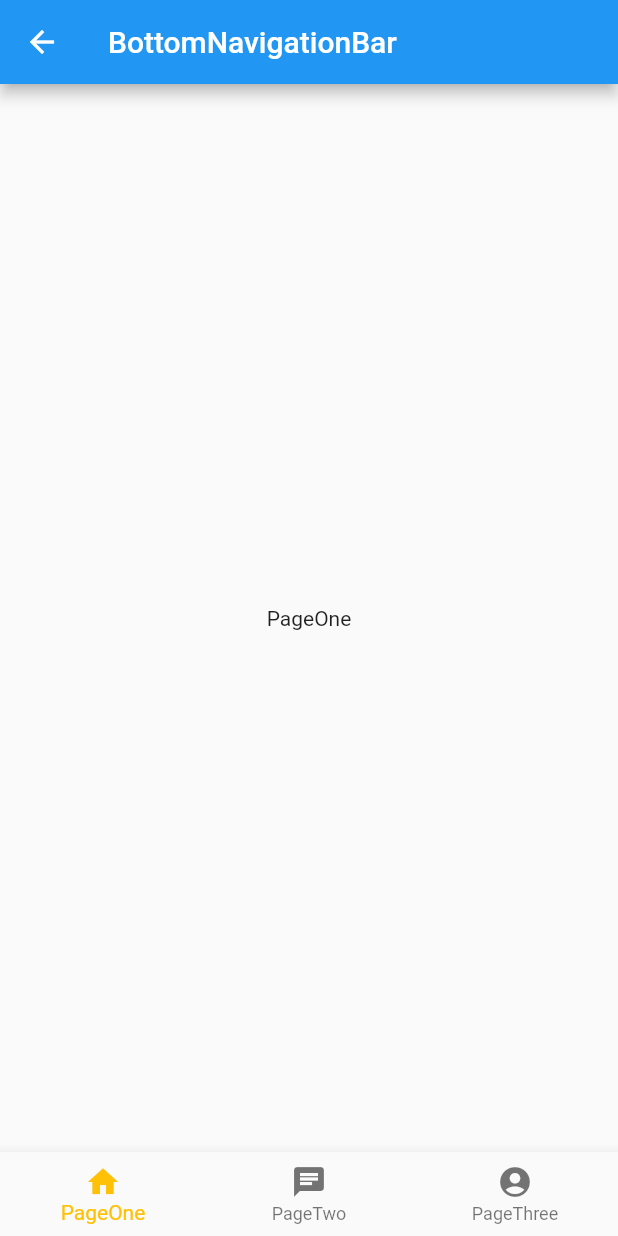
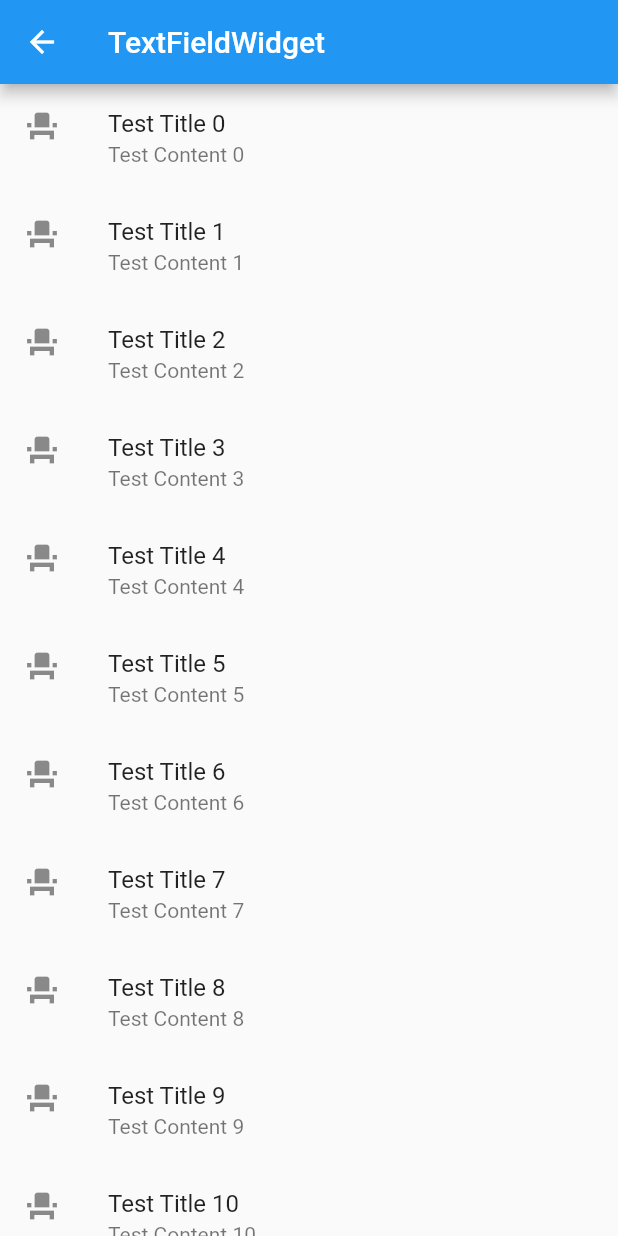
Before and after one commit to katelin013/flutter-practice, a Flutter app: the screen it shows after launch, after a tap on "Widget", on a phone screen of 412 x 824 dp. Run offline on Flutter 3.47's test engine with Material 2 defaults, Android fonts, the phone set to English and light mode, and no system bars; our stand-ins replace toast.

Commit message:
add_widget_example

```diff
--- a/lib/main.dart
+++ b/lib/main.dart
@@ -24,7 +24,7 @@ class MyApp extends StatelessWidget {
 class ItemSelectWidget extends StatelessWidget{
   @override
   Widget build(BuildContext context) {
-    final functions = [BottomNavigationBarWidget(), AlertPage(), SnackBarWidget(), SwitchPage(), TextFieldWidget(), ImageWidget(), ButtonWidget(), RowWidget(), ContainerWidget()];
+    final functions = [ ListViewWidget(), WidgetStack(), DrawerWidget(), TabBarWidget(), BottomNavigationBarWidget(), AlertPage(), SnackBarWidget(), SwitchPage(), TextFieldWidget(), ImageWidget(), ButtonWidget(), RowWidget(), ContainerWidget()];
     return Column(
       crossAxisAlignment: CrossAxisAlignment.start,
       children: List.generate(functions.length, (index) {
--- a/lib/widget/widget.dart
+++ b/lib/widget/widget.dart
@@ -7,3 +7,7 @@ export 'widget_image.dart';
 export 'widget_button.dart';
 export 'widget_row.dart';
 export 'widget_container.dart';
+export 'widget_tab_bar.dart';
+export 'widget_drawer.dart';
+export 'widget_stack.dart';
+export 'widget_listview.dart';
--- /dev/null
+++ b/lib/widget/widget_listview.dart
@@ -0,0 +1,37 @@
+import 'package:flutter/material.dart';
+
+class ListViewWidget extends StatelessWidget{
+    final List<Items> listItems = new List<Items>.generate(100, (i){
+        return Items(
+            name: 'Test Title $i',
+            content: 'Test Content $i',
+        );
+    });
+    @override
+    Widget build(BuildContext context) {
+        return new Scaffold(
+            appBar: AppBar(
+            title: Text('TextFieldWidget'),
+            ),
+            body: Center(
+                child: ListView.builder(
+                    itemCount: listItems.length,
+                    itemBuilder: (context, index) {
+                        return ListTile(
+                            leading: Icon(Icons.event_seat),
+                            title: Text('${listItems[index].name}'),
+                            subtitle: Text('${listItems[index].content}'),
+                        );
+                    }
+                ),
+            )
+        );
+    }
+}
+
+class Items {
+    final String name;
+    final String content;
+
+    Items({this.name, this.content});
+}
--- /dev/null
+++ b/lib/widget/widget_tab_bar.dart
@@ -0,0 +1,32 @@
+import 'package:flutter/material.dart';
+import 'package:flutterwidgetexample/page/page_one.dart';
+import 'package:flutterwidgetexample/page/page_two.dart';
+import 'package:flutterwidgetexample/page/page_three.dart';
+
+class TabBarWidget extends StatelessWidget {
+    final List<Tab> myTabs = <Tab>[
+        Tab(text: 'PageOne'),
+        Tab(text: 'PageTwo'),
+        Tab(text: 'PageThree')
+    ];
+    final pages = [ PageOne(), PageTwo(), PageThree() ];
+    @override
+    Widget build(BuildContext context) {
+        return MaterialApp(
+            home: DefaultTabController(
+                length: myTabs.length,
+                child: Scaffold(
+                    appBar: AppBar(
+                        title: Text('TabBarWidget'),
+                        bottom: TabBar(
+                            tabs:myTabs
+                        ),
+                    ),
+                    body: TabBarView(
+                        children: <Widget>[ pages[0], pages[1], pages[2] ],
+                    ),
+                )
+            ),
+        );
+    }
+}
```
Also changed, not shown: lib/widget/widget_drawer.dart (added, +62 -0 lines), lib/widget/widget_stack.dart (added, +34 -0 lines), 1 other file.
